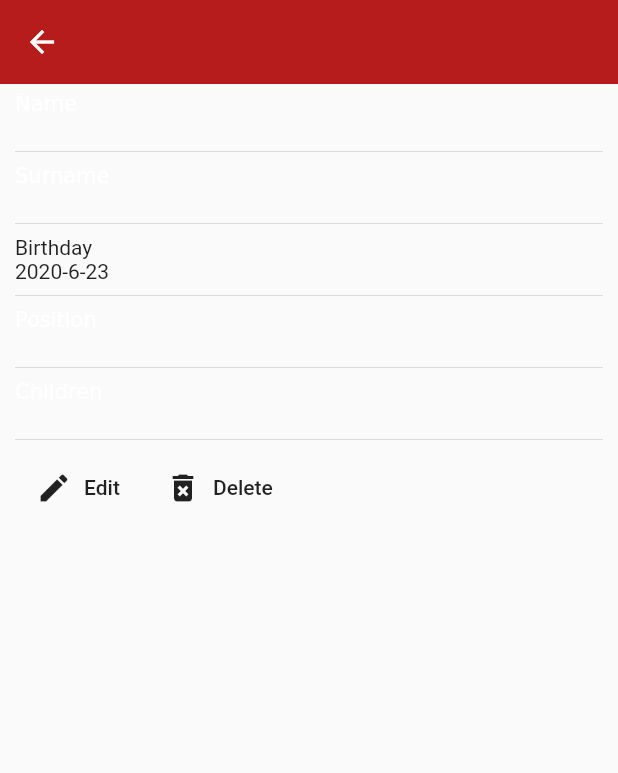
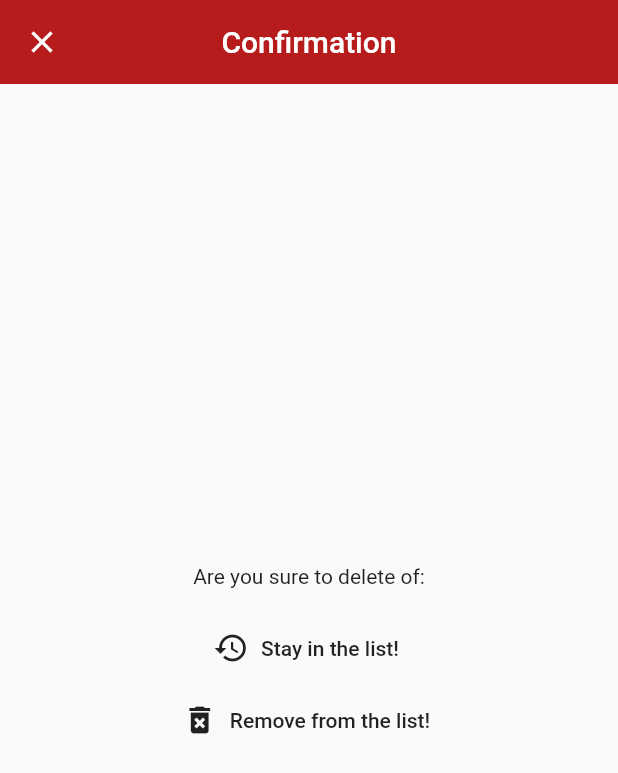
Before and after one commit to IvansPhoto/ekf_example, a Flutter app: the ShowEmployee screen opened directly with empty values, after a tap on "Delete", on a phone screen of 412 x 824 dp. Shown: the top 773 px of the screen. Run offline on Flutter 3.47's test engine with Material 2 defaults, Android fonts, the phone set to English and light mode, and no system bars; our stand-ins replace hive, hive_flutter; accounts and stored records are empty; generated files the repository leaves out were written again.

Commit message:
Added confirmation to delete the employee record

```diff
--- a/lib/pages/EmployeesList.dart
+++ b/lib/pages/EmployeesList.dart
@@ -9,12 +9,12 @@ class EmployeesList extends StatelessWidget {
     return Scaffold(
       appBar: AppBar(
         elevation: 0,
-        title: Text('The list of employees'),
+        title: const Text('The list of employees'),
       ),
       body: ValueListenableBuilder(
         valueListenable: Hive.box<EmployeesData>(Boxes.employeesBox).listenable(),
         builder: (context, Box<EmployeesData> box, _) {
-          if (box.values.isEmpty) return Center(child: Text("No employees in the list."));
+          if (box.values.isEmpty) return Center(child: const Text("No employees in the list."));
           return ListView.builder(
             itemCount: box.values.length,
             itemBuilder: (context, index) {
@@ -32,7 +32,7 @@ class EmployeesList extends StatelessWidget {
         },
       ),
       floatingActionButton: IconButton(
-        icon: Icon(Icons.add),
+        icon: const Icon(Icons.add),
         onPressed: () => Navigator.pushNamed(context, RouteNames.newEmployee),
       ),
     );
--- a/lib/pages/NewEmployee/NewEmployee.dart
+++ b/lib/pages/NewEmployee/NewEmployee.dart
@@ -1,6 +1,6 @@
 import 'package:ekf_example/classes.dart';
 import 'package:flutter/material.dart';
-import 'package:ekf_example/pages/NewEmployee/EmployeeForm.dart';
+import 'package:ekf_example/pages/NewEmployee/NewEmployeeForm.dart';
 
 class NewEmployee extends StatelessWidget {
 
--- a/lib/pages/ShowEmployee.dart
+++ b/lib/pages/ShowEmployee.dart
@@ -23,7 +23,7 @@ class ShowEmployee extends StatelessWidget {
                   RichText(
                       text: TextSpan(
                     children: <TextSpan>[
-                      TextSpan(text: 'Name\n'),
+                      const TextSpan(text: 'Name\n'),
                       TextSpan(text: employee.name),
                     ],
                   )),
@@ -32,7 +32,7 @@ class ShowEmployee extends StatelessWidget {
                   RichText(
                       text: TextSpan(
                     children: <TextSpan>[
-                      TextSpan(text: 'Surname\n'),
+                      const TextSpan(text: 'Surname\n'),
                       TextSpan(text: employee.surName),
                     ],
                   )),
@@ -42,7 +42,7 @@ class ShowEmployee extends StatelessWidget {
                       text: TextSpan(
                     style: DefaultTextStyle.of(context).style,
                     children: <TextSpan>[
-                      TextSpan(text: 'Birthday\n'),
+                      const TextSpan(text: 'Birthday\n'),
                       TextSpan(text: '${employee.birthdate.year}-${employee.birthdate.month}-${employee.birthdate.day}'),
                     ],
                   )),
@@ -51,7 +51,7 @@ class ShowEmployee extends StatelessWidget {
                   RichText(
                       text: TextSpan(
                     children: <TextSpan>[
-                      TextSpan(text: 'Position\n'),
+                      const TextSpan(text: 'Position\n'),
                       TextSpan(text: employee.position),
                     ],
                   )),
@@ -60,11 +60,13 @@ class ShowEmployee extends StatelessWidget {
                   RichText(
                       text: TextSpan(
                     children: <TextSpan>[
-                      TextSpan(text: 'Children\n'),
+                      const TextSpan(text: 'Children\n'),
                     ],
                   )),
                 if (employee.children != null) Divider(),
                 Row(
+                  crossAxisAlignment: CrossAxisAlignment.center,
+                  mainAxisAlignment: MainAxisAlignment.center,
                   children: <Widget>[
                     FlatButton.icon(
                       onPressed: () => Navigator.of(context).pushNamed(RouteNames.newEmployee, arguments: employee),
@@ -72,7 +74,14 @@ class ShowEmployee extends StatelessWidget {
                       label: Text('Edit'),
                     ),
                     FlatButton.icon(
-                      onPressed: () => print('Tap on the Delete button'),
+                      onPressed: () => Navigator.push(
+                        context,
+                        MaterialPageRoute(
+                            builder: (context) => _DeleteConfirmation(
+                                  employee: employee,
+                                ),
+                            fullscreenDialog: true),
+                      ),
                       icon: Icon(Icons.delete_forever),
                       label: Text('Delete'),
                     )
@@ -85,3 +94,46 @@ class ShowEmployee extends StatelessWidget {
     );
   }
 }
+
+class _DeleteConfirmation extends StatelessWidget {
+  final EmployeesData employee;
+
+  _DeleteConfirmation({this.employee});
+
+  final GlobalKey<ScaffoldState> _scaffoldKey = GlobalKey<ScaffoldState>();
+
+  @override
+  Widget build(BuildContext context) {
+    return Scaffold(
+        key: _scaffoldKey,
+        appBar: AppBar(
+          elevation: 0,
+          centerTitle: true,
+          title: const Text('Confirmation'),
+        ),
+        body: Center(
+          child: Column(
+            mainAxisAlignment: MainAxisAlignment.center,
+            crossAxisAlignment: CrossAxisAlignment.center,
+            children: <Widget>[
+              Text('Are you sure to delete of:'),
+              Text('${employee.name} ${employee.surName}'),
+              FlatButton.icon(onPressed: () => Navigator.pop(context), icon: Icon(Icons.restore), label: Text('Stay in the list!')),
+              FlatButton.icon(
+                  onPressed: () {
+                    employee.delete();
+                    Navigator.pop(context);
+                    Navigator.pop(context);
+                    _scaffoldKey.currentState.showSnackBar(SnackBar(
+                      content: Text('The employee has been deleted.'),
+                      duration: Duration(seconds: 5),
+                      elevation: 0,
+                    ));
+                  },
+                  icon: Icon(Icons.delete_forever),
+                  label: Text('Remove from the list!'))
+            ],
+          ),
+        ));
+  }
+}
```
Also changed, not shown: lib/pages/NewEmployee/NewEmployeeForm.dart (renamed from lib/pages/NewEmployee/EmployeeForm.dart).
